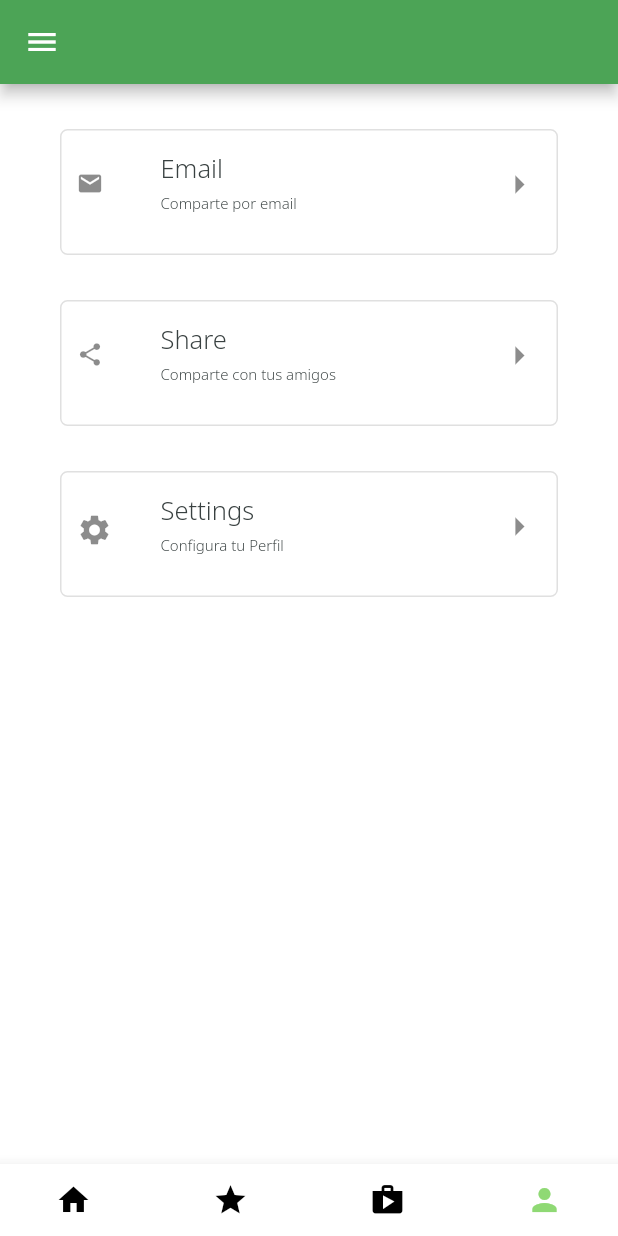
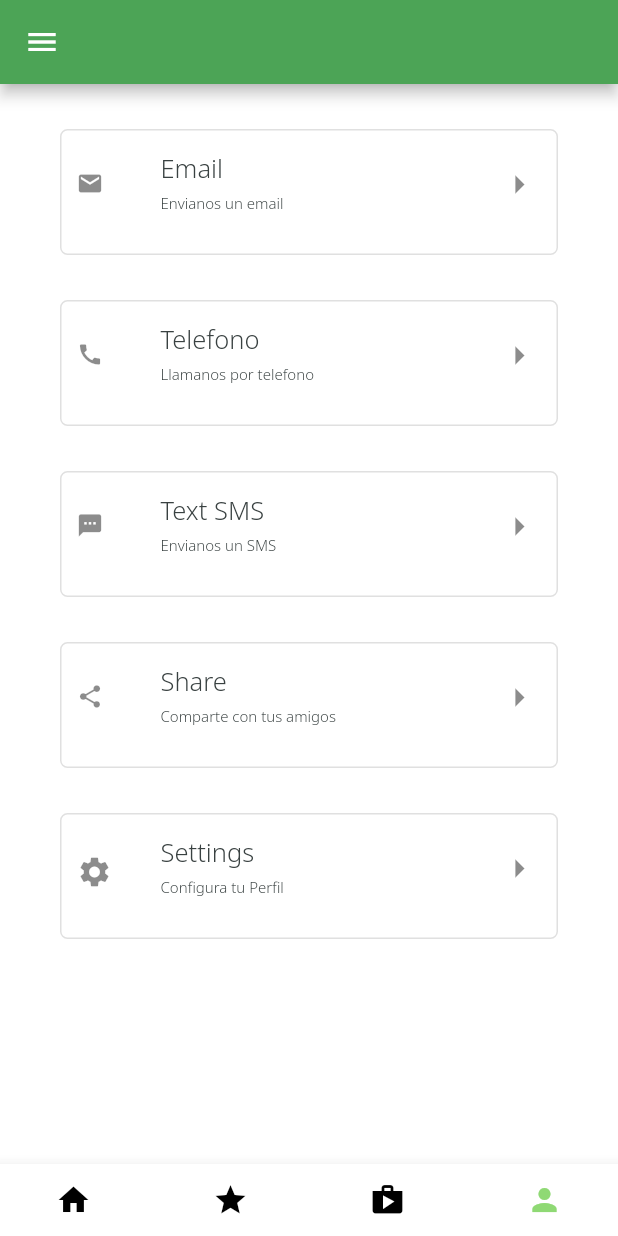
Before and after one commit to fmaqueda/appgangapp, a Flutter app: the screen it shows once a user with an empty profile is signed in, item 4 of the bottom bar chosen, on a phone screen of 412 x 824 dp. Run offline on Flutter 3.47's test engine with Material 2 defaults, Android fonts, the phone set to English and light mode, and no system bars; our stand-ins replace cloud_firestore, firebase_auth, firebase_core, firebase_messaging, firebase_storage, flutter_signin_button and 7 more; accounts and stored records are empty; network calls fail.

```diff
--- a/lib/main.dart
+++ b/lib/main.dart
@@ -31,6 +31,11 @@ class MyApp extends StatelessWidget {
   // This widget is the root of your application.
   @override
   Widget build(BuildContext context) {
+    //Device Orientation only vertical
+    SystemChrome.setPreferredOrientations([
+      DeviceOrientation.portraitUp,
+      DeviceOrientation.portraitDown,
+    ]);
     return GetMaterialApp(
       title: 'GangAPP',
       initialRoute: Routes.LOADING,
--- a/lib/routes/app_pages.dart
+++ b/lib/routes/app_pages.dart
@@ -8,6 +8,7 @@ import 'package:appgangapp/ui/home/screens/home_screen.dart';
 import 'package:appgangapp/ui/products/bindings/product_binding.dart';
 import 'package:appgangapp/ui/products/screens/add_product_page.dart';
 import 'package:appgangapp/ui/profile/screens/edit_user_page.dart';
+import 'package:appgangapp/ui/profile/screens/profile_screen.dart';
 import 'package:appgangapp/ui/proof/screens/page2.dart';
 import 'package:appgangapp/ui/videos/bindings/video_binding.dart';
 import 'package:appgangapp/ui/videos/bindings/video_edit_binding.dart';
@@ -38,6 +39,10 @@ class AppPages {
       page: () => const HomePageTab(),
     ),
     GetPage(
+      name: Routes.PROFILE,
+      page: () => ProfileScreen(),
+    ),
+    GetPage(
       name: Routes.EDITPROFILE,
       page: () => EditUser(),
     ),
--- a/lib/routes/app_routes.dart
+++ b/lib/routes/app_routes.dart
@@ -4,6 +4,7 @@ abstract class Routes {
   static const HOME = '/home';
   static const INTRO = '/intro';
   static const LOADING = '/loading';
+  static const PROFILE = '/profile';
   static const EDITPROFILE = '/editprofile';
   static const ADDPRODUCT = '/addproduct';
   static const CHAT = '/chat/:roomId';
--- a/lib/ui/home/screens/home_screen.dart
+++ b/lib/ui/home/screens/home_screen.dart
@@ -5,10 +5,9 @@ import 'package:appgangapp/ui/home/controllers/nav_controller.dart';
 import 'package:appgangapp/ui/products/screens/product_home_screen.dart';
 import 'package:appgangapp/ui/products/controllers/products_controller.dart';
 import 'package:appgangapp/ui/profile/screens/principal_profile.dart';
-import 'package:appgangapp/ui/profile/screens/profile_screen.dart';
+
 import 'package:appgangapp/ui/theme/color_theme.dart';
 import 'package:appgangapp/ui/videos/screens/videos_home_screen.dart';
-import 'package:appgangapp/ui/videos/screens/videos_screen.dart';
 
 import 'package:flutter/material.dart';
 
@@ -25,16 +24,12 @@ class HomeScreen extends StatelessWidget {
       const VideosHomeScreen(),
       const RoomsChatScreen(),
       const ProductHomeScreen(),
-      //ProfileScreen(),
       const PrincipalProfile(),
     ];
 
-    //AuthController authController = AuthController();
-
-    // AuthController authController = Get.find();
     return Obx(
       () => Scaffold(
-        appBar: (navController.indexpage.value == 1 ||
+        appBar: (navController.indexpage.value == -1 ||
                 navController.indexpage.value == 2)
             ? null
             : AppBar(
--- a/lib/ui/profile/screens/principal_profile.dart
+++ b/lib/ui/profile/screens/principal_profile.dart
@@ -1,3 +1,4 @@
+import 'package:appgangapp/routes/app_pages.dart';
 import 'package:appgangapp/ui/profile/screens/profile_screen.dart';
 import 'package:flutter/material.dart';
 import 'package:get/get.dart';
@@ -31,6 +32,26 @@ class PrincipalProfile extends StatelessWidget {
     }
   }
 
+  void _launchTelf() async {
+    String telNumber = 'tel:+34918271122';
+
+    if (await canLaunch(telNumber)) {
+      await launch(telNumber);
+    } else {
+      throw 'No se puede llamar por telefono';
+    }
+  }
+
+  void _launchSMS() async {
+    String telNumber = 'sms:+34918271122';
+
+    if (await canLaunch(telNumber)) {
+      await launch(telNumber);
+    } else {
+      throw 'No se puede enviar el SMS';
+    }
+  }
+
   @override
   Widget build(BuildContext context) {
     return Scaffold(
@@ -49,9 +70,49 @@ class PrincipalProfile extends StatelessWidget {
             ),
             trailing: const Icon(Icons.arrow_right, size: 30),
             title: const Text("Email"),
-            subtitle: const Text("Comparte por email"),
+            subtitle: const Text("Envianos un email"),
             onTap: () {
               _launchMail();
+            },
+          ),
+          const SizedBox(
+            height: 30,
+          ),
+          ListTile(
+            shape: RoundedRectangleBorder(
+                side: BorderSide(color: Colors.grey[300]!),
+                borderRadius: BorderRadius.circular(5)),
+            contentPadding:
+                const EdgeInsets.only(bottom: 10, left: 10, right: 10),
+            leading: Container(
+              padding: const EdgeInsets.only(top: 10),
+              child: const Icon(Icons.call, size: 18),
+            ),
+            trailing: const Icon(Icons.arrow_right, size: 30),
+            title: const Text("Telefono"),
+            subtitle: const Text("Llamanos por telefono"),
+            onTap: () {
+              _launchTelf();
+            },
+          ),
+          const SizedBox(
+            height: 30,
+          ),
+          ListTile(
+            shape: RoundedRectangleBorder(
+                side: BorderSide(color: Colors.grey[300]!),
+                borderRadius: BorderRadius.circular(5)),
+            contentPadding:
+                const EdgeInsets.only(bottom: 10, left: 10, right: 10),
+            leading: Container(
+              padding: const EdgeInsets.only(top: 10),
+              child: const Icon(Icons.sms, size: 18),
+            ),
+            trailing: const Icon(Icons.arrow_right, size: 30),
+            title: const Text("Text SMS"),
+            subtitle: const Text("Envianos un SMS"),
+            onTap: () {
+              _launchSMS();
             },
           ),
           const SizedBox(
@@ -91,7 +152,7 @@ class PrincipalProfile extends StatelessWidget {
             title: const Text("Settings"),
             subtitle: const Text("Configura tu Perfil"),
             onTap: () {
-              Get.to(ProfileScreen());
+              Get.toNamed(Routes.PROFILE);
             },
           ),
         ],
--- a/lib/ui/videos/widgets/show_videos_gridview.dart
+++ b/lib/ui/videos/widgets/show_videos_gridview.dart
@@ -33,8 +33,7 @@ class VideosGridView extends StatelessWidget {
           return GestureDetector(
             onTap: () {
               if (videosToShow[index].urlVid != null) {
-                Get.to(
-                    VideoPlayerScreen(videoUrl: videosToShow[index].urlVid!));
+                Get.to(VideoPlayerScreen(videoSelect: videosToShow[index]));
               }
               //Get.to(() {
               print("Video URL " + videosToShow[index].urlVid!);
```
Also changed, not shown: lib/ui/videos/screens/video_play_screen.dart (+53 -7 lines).
